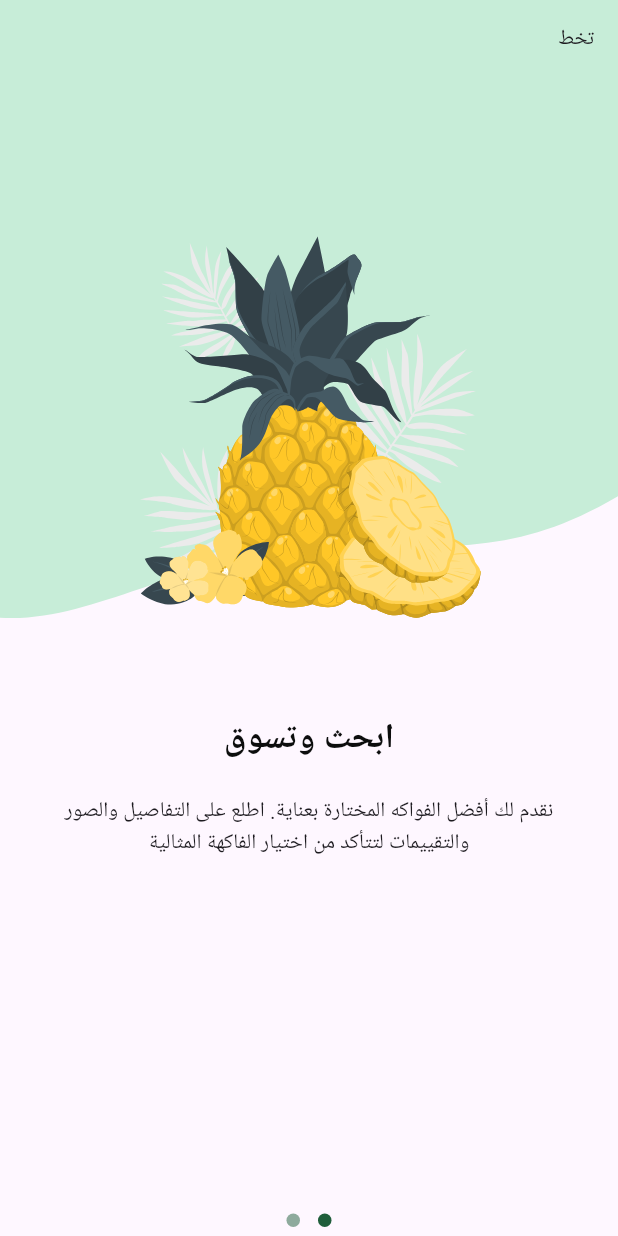
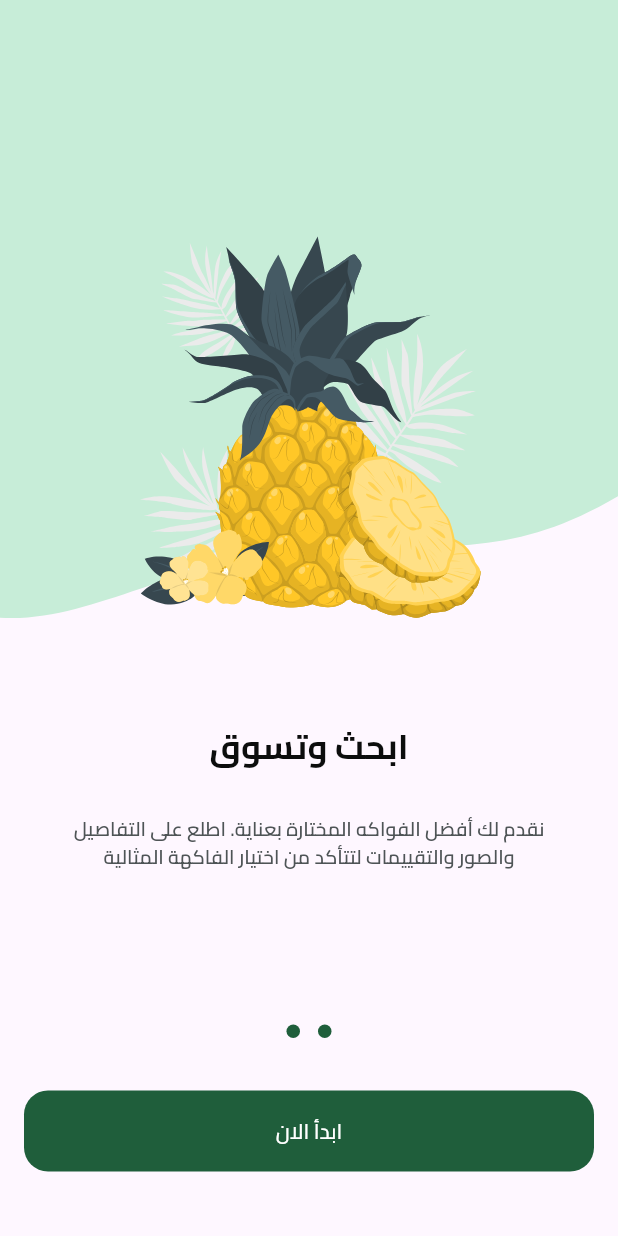
Before and after one commit to hasanhammoudah/FruitHub, a Flutter app: the screen it shows after launch, swiped to page 2, on a phone screen of 412 x 824 dp. Run offline on Flutter 3.47's test engine with Material 3 defaults, Android fonts, the phone set to English and light mode, and no system bars; drawn by our look-alikes of dots_indicator; our stand-ins replace flutter_svg, shared_preferences.

Commit message:
-Add Splash & OnBoarding Feature

```diff
--- /dev/null
+++ b/lib/constants.dart
@@ -0,0 +1,2 @@
+const kHorizintalPadding = 16.0;
+const kIsOnBoardingViewSeen = 'isOnBoardingViewSeen';
--- a/lib/core/helper_functions/on_generate_routes.dart
+++ b/lib/core/helper_functions/on_generate_routes.dart
@@ -1,4 +1,5 @@
 import 'package:flutter/material.dart';
+import 'package:fruits_hub/features/auth/presentation/views/login_view.dart';
 import 'package:fruits_hub/features/on_boarding/presentation/views/on_boarding_view.dart';
 import 'package:fruits_hub/features/splash/presentation/views/splash_view.dart';
 
@@ -8,6 +9,8 @@ Route<dynamic> onGenerateRoute(RouteSettings settings) {
       return MaterialPageRoute(builder: (context) => const SplashView());
     case OnBoardingView.routeName:
       return MaterialPageRoute(builder: (context) => const OnBoardingView());
+       case LoginView.routeName:
+      return MaterialPageRoute(builder: (context) => const LoginView());
     default:
       return MaterialPageRoute(builder: (context) => const Scaffold());
   }
--- /dev/null
+++ b/lib/core/services/shared_preferences_singleton.dart
@@ -0,0 +1,17 @@
+import 'package:shared_preferences/shared_preferences.dart';
+
+class Prefs {
+  static late SharedPreferences _instance;
+
+  static Future<void> init() async {
+    _instance = await SharedPreferences.getInstance();
+  }
+
+  static setBool(String key, bool value) {
+    _instance.setBool(key, value);
+  }
+
+  static getBool(String key) {
+    return _instance.getBool(key) ?? false;
+  }
+}
--- a/lib/core/utils/app_colors.dart
+++ b/lib/core/utils/app_colors.dart
@@ -2,4 +2,6 @@ import 'package:flutter/material.dart';
 
 abstract class AppColors {
   static const Color primaryColor = Color(0xff1F5E3B);
+  static const Color lightPrimaryColor = Color(0xFF2D9F5D);
+  static const Color secondaryColor = Color(0xFFF4A91F);
 }
--- /dev/null
+++ b/lib/core/utils/app_text_styles.dart
@@ -0,0 +1,72 @@
+import 'package:flutter/material.dart';
+
+abstract class TextStyles {
+  static const TextStyle bold13 = TextStyle(
+    fontWeight: FontWeight.bold,
+    fontSize: 13,
+  );
+  static const TextStyle bold23 = TextStyle(
+    fontWeight: FontWeight.bold,
+    fontSize: 23,
+  );
+
+  static const TextStyle semiBold13 = TextStyle(
+    fontWeight: FontWeight.w600,
+    fontSize: 13,
+  );
+
+  static const TextStyle regular13 = TextStyle(
+    fontWeight: FontWeight.normal,
+    fontSize: 13,
+  );
+
+  static const TextStyle bold16 = TextStyle(
+    fontWeight: FontWeight.bold,
+    fontSize: 16,
+  );
+
+  static const TextStyle bold19 = TextStyle(
+    fontWeight: FontWeight.bold,
+    fontSize: 19,
+  );
+
+  static const TextStyle semiBold16 = TextStyle(
+    fontWeight: FontWeight.w600,
+    fontSize: 16,
+  );
+
+  static const TextStyle bold28 = TextStyle(
+    fontWeight: FontWeight.bold,
+    fontSize: 28,
+  );
+
+  static const TextStyle regular22 = TextStyle(
+    fontWeight: FontWeight.normal,
+    fontSize: 22,
+  );
+
+  static const TextStyle semiBold11 = TextStyle(
+    fontWeight: FontWeight.w600,
+    fontSize: 11,
+  );
+
+  static const TextStyle medium15 = TextStyle(
+    fontWeight: FontWeight.w500,
+    fontSize: 15,
+  );
+
+  static const TextStyle regular26 = TextStyle(
+    fontWeight: FontWeight.normal,
+    fontSize: 26,
+  );
+
+  static const TextStyle regular16 = TextStyle(
+    fontWeight: FontWeight.normal,
+    fontSize: 16,
+  );
+
+  static const TextStyle regular11 = TextStyle(
+    fontWeight: FontWeight.normal,
+    fontSize: 11,
+  );
+}
--- /dev/null
+++ b/lib/core/widgets/custom_button.dart
@@ -0,0 +1,35 @@
+import 'package:flutter/material.dart';
+import 'package:fruits_hub/core/utils/app_colors.dart';
+
+class CustomButton extends StatelessWidget {
+  const CustomButton({
+    super.key,
+    required this.onPressed,
+    required this.text,
+  });
+  final VoidCallback onPressed;
+  final String text;
+
+  @override
+  Widget build(BuildContext context) {
+    return SizedBox(
+      width: double.infinity,
+      height: 54,
+      child: TextButton(
+        style: TextButton.styleFrom(
+          shape: RoundedRectangleBorder(
+            borderRadius: BorderRadius.circular(16),
+          ),
+          backgroundColor: AppColors.primaryColor,
+        ),
+        onPressed: onPressed,
+        child: Text(
+          text,
+          style: const TextStyle(
+            color: Colors.white,
+          ),
+        ),
+      ),
+    );
+  }
+}
--- /dev/null
+++ b/lib/features/auth/presentation/views/login_view.dart
@@ -0,0 +1,10 @@
+import 'package:flutter/material.dart';
+
+class LoginView extends StatelessWidget {
+  const LoginView({super.key});
+  static const routeName = 'login';
+  @override
+  Widget build(BuildContext context) {
+    return Container();
+  }
+}
--- a/lib/features/on_boarding/presentation/views/on_boarding_view.dart
+++ b/lib/features/on_boarding/presentation/views/on_boarding_view.dart
@@ -8,7 +8,9 @@ class OnBoardingView extends StatelessWidget {
   @override
   Widget build(BuildContext context) {
     return const Scaffold(
-      body: SafeArea(child: OnBoardingViewBody()),
+      body: SafeArea(
+        child: OnBoardingViewBody(),
+      ),
     );
   }
 }
--- a/lib/features/on_boarding/presentation/views/widgets/on_boarding_page_view.dart
+++ b/lib/features/on_boarding/presentation/views/widgets/on_boarding_page_view.dart
@@ -1,15 +1,25 @@
 import 'package:flutter/material.dart';
+import 'package:fruits_hub/core/utils/app_colors.dart';
 import 'package:fruits_hub/core/utils/app_images.dart';
+import 'package:fruits_hub/core/utils/app_text_styles.dart';
 import 'package:fruits_hub/features/on_boarding/presentation/views/widgets/page_view_item.dart';
 
 class OnBoardingPageView extends StatelessWidget {
-  const OnBoardingPageView({super.key});
+  const OnBoardingPageView({
+    super.key,
+    required this.pageController,
+  });
+  final PageController pageController;
 
   @override
   Widget build(BuildContext context) {
     return PageView(
+      controller: pageController,
       children: [
         PageViewItem(
+          isVisible: true,
+          // (pageController.hasClients ? pageController.page!.round() : 0) ==
+          //     0,
           image: Assets.imagesPageViewItem1Image,
           backgroundImage: Assets.imagesPageViewItem1BackgroundImage,
           subTitle:
@@ -17,13 +27,29 @@ class OnBoardingPageView extends StatelessWidget {
           title: Row(
             mainAxisAlignment: MainAxisAlignment.center,
             children: [
-              Text('مرحبا بك في'),
-              Text('Fruit'),
-              Text('HUB'),
+              const Text(
+                'مرحبًا بك في',
+                style: TextStyles.bold23,
+              ),
+              Text(
+                '  HUB',
+                style: TextStyles.bold23.copyWith(
+                  color: AppColors.secondaryColor,
+                ),
+              ),
+              Text(
+                'Fruit',
+                style: TextStyles.bold23.copyWith(
+                  color: AppColors.primaryColor,
+                ),
+              ),
             ],
           ),
         ),
-        PageViewItem(
+        const PageViewItem(
+          isVisible: false,
+          // (pageController.hasClients ? pageController.page!.round() : 0) !=
+          //     0,
           image: Assets.imagesPageViewItem2Image,
           backgroundImage: Assets.imagesPageViewItem2BackgroundImage,
           subTitle:
--- a/lib/features/on_boarding/presentation/views/widgets/on_boarding_view_body.dart
+++ b/lib/features/on_boarding/presentation/views/widgets/on_boarding_view_body.dart
@@ -1,24 +1,81 @@
 import 'package:dots_indicator/dots_indicator.dart';
 import 'package:flutter/material.dart';
+import 'package:fruits_hub/constants.dart';
+import 'package:fruits_hub/core/services/shared_preferences_singleton.dart';
 import 'package:fruits_hub/core/utils/app_colors.dart';
+import 'package:fruits_hub/core/widgets/custom_button.dart';
+import 'package:fruits_hub/features/auth/presentation/views/login_view.dart';
 import 'package:fruits_hub/features/on_boarding/presentation/views/widgets/on_boarding_page_view.dart';
 
-class OnBoardingViewBody extends StatelessWidget {
+class OnBoardingViewBody extends StatefulWidget {
   const OnBoardingViewBody({super.key});
+
+  @override
+  State<OnBoardingViewBody> createState() => _OnBoardingViewBodyState();
+}
+
+class _OnBoardingViewBodyState extends State<OnBoardingViewBody> {
+  late PageController pageController;
+  var currentPage = 0;
+  @override
+  void initState() {
+    pageController = PageController();
+    pageController.addListener(() {
+      currentPage = pageController.page!.round();
+      setState(() {});
+    });
+    super.initState();
+  }
+
+  @override
+  void dispose() {
+    pageController.dispose();
+    super.dispose();
+  }
 
   @override
   Widget build(BuildContext context) {
     return Column(
       children: [
-        const Expanded(
-          child: OnBoardingPageView(),
+        Expanded(
+          child: OnBoardingPageView(
+            pageController: pageController,
+          ),
         ),
         DotsIndicator(
           dotsCount: 2,
           decorator: DotsDecorator(
             activeColor: AppColors.primaryColor,
-            color: AppColors.primaryColor.withOpacity(.5),
+            color: currentPage == 1
+                ? AppColors.primaryColor
+                : AppColors.primaryColor.withOpacity(.5),
           ),
+        ),
+        const SizedBox(
+          height: 29,
+        ),
+        Visibility(
+          visible: currentPage == 1 ? true : false,
+          maintainSize: true,
+          maintainAnimation: true,
+          maintainState: true,
+          child: Padding(
+            padding: const EdgeInsets.symmetric(
+              horizontal: kHorizintalPadding,
+            ),
+            child: CustomButton(
+              onPressed: () {
+                Prefs.setBool(kIsOnBoardingViewSeen, true);
+                Navigator.of(context).pushReplacementNamed(
+                  LoginView.routeName,
+                );
+              },
+              text: 'ابدأ الان',
+            ),
+          ),
+        ),
+        const SizedBox(
+          height: 43,
         ),
       ],
     );
--- a/lib/features/on_boarding/presentation/views/widgets/page_view_item.dart
+++ b/lib/features/on_boarding/presentation/views/widgets/page_view_item.dart
@@ -1,5 +1,9 @@
 import 'package:flutter/material.dart';
 import 'package:flutter_svg/svg.dart';
+import 'package:fruits_hub/constants.dart';
+import 'package:fruits_hub/core/services/shared_preferences_singleton.dart';
+import 'package:fruits_hub/core/utils/app_text_styles.dart';
+import 'package:fruits_hub/features/auth/presentation/views/login_view.dart';
 
 class PageViewItem extends StatelessWidget {
   const PageViewItem(
@@ -7,11 +11,13 @@ class PageViewItem extends StatelessWidget {
       required this.image,
       required this.backgroundImage,
       required this.subTitle,
-      required this.title});
+      required this.title,
+      required this.isVisible});
 
   final String image, backgroundImage;
   final String subTitle;
   final Widget title;
+  final isVisible;
 
   @override
   Widget build(BuildContext context) {
@@ -36,9 +42,26 @@ class PageViewItem extends StatelessWidget {
                   image,
                 ),
               ),
-              const Padding(
-                padding: EdgeInsets.all(16),
-                child: Text('تخط'),
+              Visibility(
+                visible: isVisible,
+                child: GestureDetector(
+                  onTap: () {
+                    Prefs.setBool(kIsOnBoardingViewSeen, true);
+                    Navigator.of(context)
+                        .pushReplacementNamed(LoginView.routeName);
+                  },
+                  child: Padding(
+                    padding: const EdgeInsets.all(16),
+                    child: Text(
+                      'تخط',
+                      style: TextStyles.regular13.copyWith(
+                        color: const Color(
+                          0xFF949D9E,
+                        ),
+                      ),
+                    ),
+                  ),
+                ),
               )
             ],
           ),
@@ -52,11 +75,16 @@ class PageViewItem extends StatelessWidget {
         ),
         Padding(
           padding: const EdgeInsets.symmetric(
-            horizontal: 16,
+            horizontal: 37,
           ),
           child: Text(
             subTitle,
             textAlign: TextAlign.center,
+            style: TextStyles.semiBold13.copyWith(
+              color: const Color(
+                0xFF4E5456,
+              ),
+            ),
           ),
         ),
       ],
--- a/lib/features/splash/presentation/views/widgets/splash_view_body.dart
+++ b/lib/features/splash/presentation/views/widgets/splash_view_body.dart
@@ -1,6 +1,9 @@
 import 'package:flutter/material.dart';
 import 'package:flutter_svg/svg.dart';
+import 'package:fruits_hub/constants.dart';
+import 'package:fruits_hub/core/services/shared_preferences_singleton.dart';
 import 'package:fruits_hub/core/utils/app_images.dart';
+import 'package:fruits_hub/features/auth/presentation/views/login_view.dart';
 import 'package:fruits_hub/features/on_boarding/presentation/views/on_boarding_view.dart';
 
 class SplashViewBody extends StatefulWidget {
@@ -43,8 +46,13 @@ class _SplashViewBodyState extends State<SplashViewBody> {
   }
 
   void excuteNavigation() {
+    bool isOnBoardingViewSeen = Prefs.getBool(kIsOnBoardingViewSeen);
     Future.delayed(const Duration(seconds: 3), () {
-      Navigator.pushReplacementNamed(context, OnBoardingView.routeName);
+      if (isOnBoardingViewSeen) {
+        Navigator.pushReplacementNamed(context, LoginView.routeName);
+      } else {
+        Navigator.pushReplacementNamed(context, OnBoardingView.routeName);
+      }
     });
   }
 }
--- a/lib/main.dart
+++ b/lib/main.dart
@@ -1,10 +1,13 @@
 import 'package:flutter/material.dart';
 import 'package:flutter_localizations/flutter_localizations.dart';
 import 'package:fruits_hub/core/helper_functions/on_generate_routes.dart';
+import 'package:fruits_hub/core/services/shared_preferences_singleton.dart';
 import 'package:fruits_hub/features/splash/presentation/views/splash_view.dart';
 import 'package:fruits_hub/generated/l10n.dart';
 
-void main() {
+void main() async {
+  WidgetsFlutterBinding.ensureInitialized();
+  await Prefs.init();
   runApp(const FruitHub());
 }
 
@@ -14,6 +17,9 @@ class FruitHub extends StatelessWidget {
   @override
   Widget build(BuildContext context) {
     return MaterialApp(
+      theme: ThemeData(
+        fontFamily: 'Cairo',
+      ),
       localizationsDelegates: const [
         S.delegate,
         GlobalMaterialLocalizations.delegate,
```
Also changed, not shown: pubspec.yaml (+12 -11 lines), assets/fonts/Cairo-Bold.ttf (added), assets/fonts/Cairo-Medium.ttf (added), assets/fonts/Cairo-Regular.ttf (added), assets/fonts/Cairo-SemiBold.ttf (added), pubspec.lock, 1 other file.
